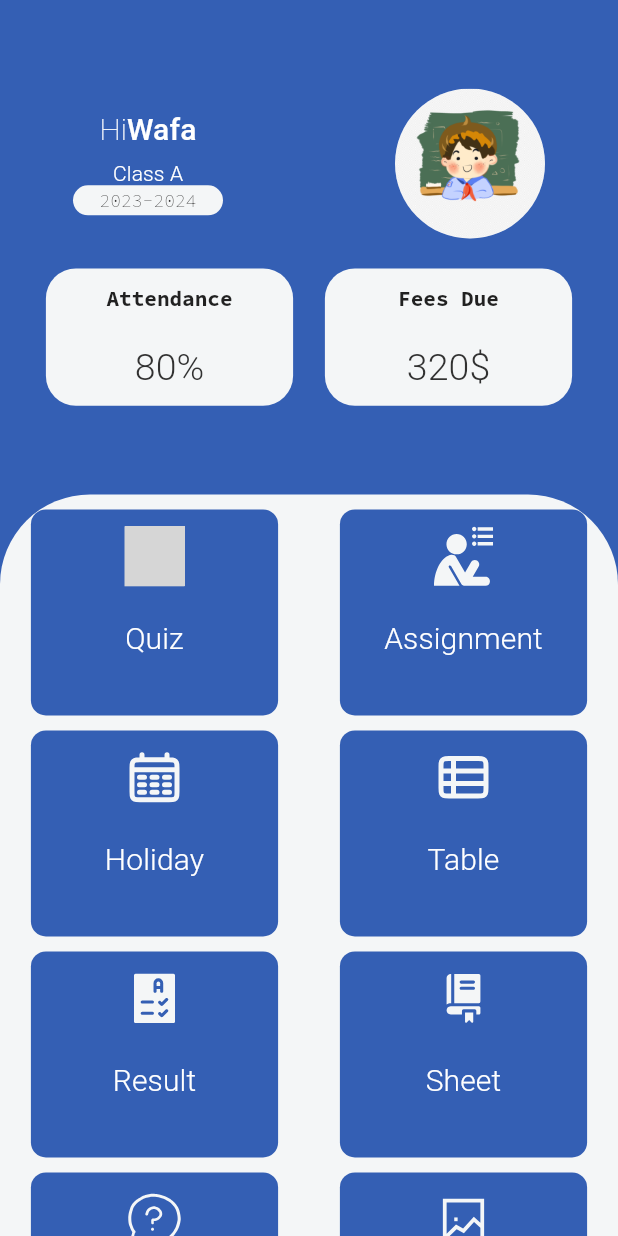
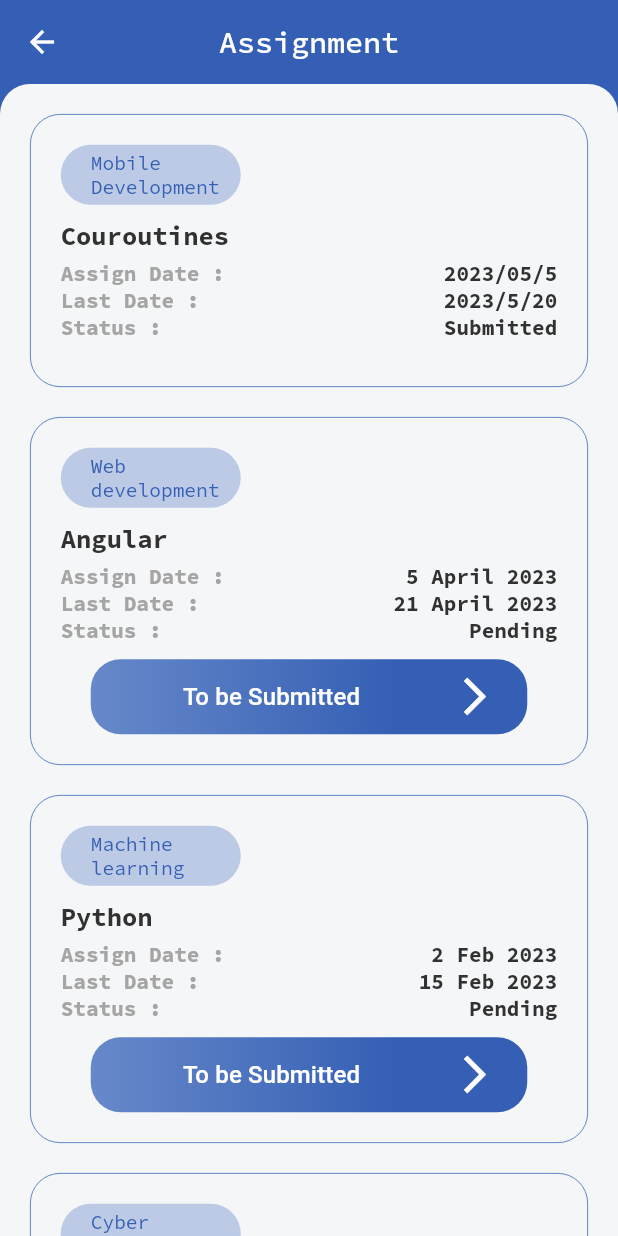
Before and after one commit to Flash210/KidSmart-Learning, a Flutter app: the screen it shows after launch, after a tap on "Assignment", on a phone screen of 412 x 824 dp. Run offline on Flutter 3.47's test engine with Material 2 defaults, Android fonts, the light colour scheme and no system bars; our stand-ins replace flutter_svg, google_fonts; grey boxes are pictures that could not be loaded.

Commit message:
7lili na a rohi

```diff
--- a/lib/componet/custom_button.dart
+++ b/lib/componet/custom_button.dart
@@ -7,12 +7,12 @@ import '../constants/text_string.dart';
 class DefaultButton extends StatelessWidget {
   final VoidCallback onPressed;
   final String title;
-  final IconData iconData;
+  final IconData? iconData;
   const DefaultButton({
     Key? key,
     required this.onPressed,
     required this.title,
-    required this.iconData,
+    this.iconData,
   }) : super(key: key);
 
   @override
--- a/lib/routes/routes.dart
+++ b/lib/routes/routes.dart
@@ -3,6 +3,7 @@ import 'package:kid_smart_learning/screens/home_screen/home_screen.dart';
 import 'package:kid_smart_learning/screens/login_screen/login_screen.dart';
 import 'package:kid_smart_learning/screens/profile_screen/profile_screen.dart';
 
+import '../screens/assigment_screen/assignment_screen.dart';
 import '../screens/splash_screen/splash_screen.dart';
 
 Map<String, WidgetBuilder> routes = {
@@ -10,4 +11,5 @@ Map<String, WidgetBuilder> routes = {
   LoginScreen.routeName: (context) => LoginScreen(),
   HomeScreen.routeName: (context) => HomeScreen(),
   ProfileScreen.routeName: (context) => ProfileScreen(),
+  AssignmentScreen.routeName: (context) => AssignmentScreen(),
 };
--- /dev/null
+++ b/lib/screens/assigment_screen/assignment_screen.dart
@@ -0,0 +1,46 @@
+import 'package:flutter/cupertino.dart';
+import 'package:flutter/material.dart';
+import 'package:kid_smart_learning/constants/constants.dart';
+import 'package:kid_smart_learning/screens/assigment_screen/card_details.dart';
+
+import 'data/assigment_data.dart';
+
+class AssignmentScreen extends StatelessWidget {
+  const AssignmentScreen({super.key});
+
+  static String routeName = '/assignment_screen';
+
+  @override
+  Widget build(BuildContext context) {
+    return Scaffold(
+      appBar: AppBar(
+        title: Text("Assignment"),
+      ),
+      body: Column(
+        children: [
+          Expanded(
+              child: Container(
+            decoration: const BoxDecoration(
+              color: kOtherColor,
+              borderRadius: BorderRadius.only(
+                topLeft: Radius.circular(kDefaultPadding),
+                topRight: Radius.circular(kDefaultPadding),
+              ),
+            ),
+            child: ListView.builder(
+                itemCount: assigment.length,
+                itemBuilder: (context, int index) {
+                  return MyCircularCard(
+                    subjectName: assigment[index].subjectName,
+                    topicName: assigment[index].topicName,
+                    assignDate: assigment[index].assignDate,
+                    lastDate: assigment[index].lastDate,
+                    status: assigment[index].status,
+                  );
+                }),
+          ))
+        ],
+      ),
+    );
+  }
+}
--- /dev/null
+++ b/lib/screens/assigment_screen/card_details.dart
@@ -0,0 +1,135 @@
+import 'package:flutter/cupertino.dart';
+import 'package:flutter/material.dart';
+import 'package:kid_smart_learning/componet/custom_button.dart';
+import 'package:kid_smart_learning/constants/constants.dart';
+
+class MyCircularCard extends StatelessWidget {
+  const MyCircularCard(
+      {super.key,
+      required this.subjectName,
+      required this.topicName,
+      required this.assignDate,
+      required this.lastDate,
+      required this.status});
+
+  final String subjectName;
+  final String topicName;
+  final String assignDate;
+  final String lastDate;
+  final String status;
+
+  @override
+  Widget build(BuildContext context) {
+    return Container(
+      width: double.infinity,
+      padding: const EdgeInsets.all(kDefaultPadding),
+      margin: const EdgeInsets.only(
+          left: kDefaultPadding, right: kDefaultPadding, top: kDefaultPadding),
+      decoration: BoxDecoration(
+        borderRadius: BorderRadius.circular(kDefaultPadding),
+        border: Border.all(
+          color: kPrimaryColor,
+          width: 0.5,
+        ),
+      ),
+      child: Column(
+        crossAxisAlignment: CrossAxisAlignment.start,
+        children: [
+          Container(
+            padding: const EdgeInsets.only(
+              left: kDefaultPadding,
+              top: kDefaultPadding / 5,
+              bottom: kDefaultPadding / 5,
+            ),
+
+            height: 40,
+            width: 120,
+            //  margin: const EdgeInsets.only(top: 15, left: 20),
+            decoration: BoxDecoration(
+              color: kSecondaryColor.withOpacity(0.4),
+              borderRadius: BorderRadius.circular(kDefaultPadding),
+            ),
+            child: Center(
+              child: Text(
+                subjectName,
+                style: const TextStyle(
+                  fontSize: 13.0,
+                  fontWeight: FontWeight.w400,
+                  color: kPrimaryColor,
+                ),
+              ),
+            ),
+          ),
+          SizedBox(
+            height: 10,
+          ),
+          Row(
+            mainAxisAlignment: MainAxisAlignment.spaceBetween,
+            children: [
+              Text(topicName,
+                  style: TextStyle(
+                      color: kTextBlackColor,
+                      fontWeight: FontWeight.bold,
+                      fontSize: 17.0)),
+            ],
+          ),
+          SizedBox(
+            height: 6,
+          ),
+          Row(
+            mainAxisAlignment: MainAxisAlignment.spaceBetween,
+            children: [
+              Text("Assign Date :",
+                  style: TextStyle(
+                    color: kTextLightColor,
+                    fontWeight: FontWeight.bold,
+                  )),
+              Text(assignDate,
+                  style: TextStyle(
+                    color: kTextBlackColor,
+                    fontWeight: FontWeight.bold,
+                  )),
+            ],
+          ),
+          Row(
+            mainAxisAlignment: MainAxisAlignment.spaceBetween,
+            children: [
+              Text("Last Date :",
+                  style: TextStyle(
+                    color: kTextLightColor,
+                    fontWeight: FontWeight.bold,
+                  )),
+              Text(lastDate,
+                  style: TextStyle(
+                    color: kTextBlackColor,
+                    fontWeight: FontWeight.bold,
+                  )),
+            ],
+          ),
+          Row(
+            mainAxisAlignment: MainAxisAlignment.spaceBetween,
+            children: [
+              Text("Status :",
+                  style: TextStyle(
+                    color: kTextLightColor,
+                    fontWeight: FontWeight.bold,
+                  )),
+              Text(status,
+                  style: TextStyle(
+                    color: kTextBlackColor,
+                    fontWeight: FontWeight.bold,
+                  )),
+            ],
+          ),
+          kHalfSizedbOX,
+          if (status == "Pending")
+            DefaultButton(
+              onPressed: () {},
+              title: "To be Submitted",
+              iconData: Icons.arrow_forward_ios,
+            ),
+        ],
+      ),
+    );
+  }
+}
--- /dev/null
+++ b/lib/screens/assigment_screen/data/assigment_data.dart
@@ -0,0 +1,21 @@
+class AssignmentData {
+  final String subjectName;
+  final String topicName;
+  final String assignDate;
+  final String lastDate;
+  final String status;
+
+  AssignmentData(this.subjectName, this.topicName, this.assignDate,
+      this.lastDate, this.status);
+}
+
+List<AssignmentData> assigment = [
+  AssignmentData("Mobile Development", "Couroutines", "2023/05/5", "2023/5/20",
+      "Submitted"),
+  AssignmentData("Web development", "Angular", " 5 April 2023", "21 April 2023",
+      "Pending"),
+  AssignmentData(
+      "Machine learning ", "Python", "2 Feb 2023", " 15 Feb 2023", "Pending"),
+  AssignmentData(
+      "Cyber Security", "Linux", "20 Mai 2023", "30 Mai 2023", "Pending"),
+];
--- a/lib/screens/home_screen/home_screen.dart
+++ b/lib/screens/home_screen/home_screen.dart
@@ -1,6 +1,7 @@
 import 'package:flutter/material.dart';
 import 'package:flutter_svg/flutter_svg.dart';
 import 'package:kid_smart_learning/constants/constants.dart';
+import 'package:kid_smart_learning/screens/assigment_screen/assignment_screen.dart';
 import 'package:kid_smart_learning/screens/home_screen/widgets/home_card.dart';
 import 'package:kid_smart_learning/screens/home_screen/widgets/student_attendance.dart';
 import 'package:kid_smart_learning/screens/home_screen/widgets/student_class.dart';
@@ -94,7 +95,10 @@ class HomeScreen extends StatelessWidget {
                         HomeCard(
                           title: kAssignment,
                           icon: kAssignmentImg,
-                          onPressed: () {},
+                          onPressed: () {
+                            Navigator.pushNamed(
+                                context, AssignmentScreen.routeName);
+                          },
                         ),
                       ],
                     ),
```
